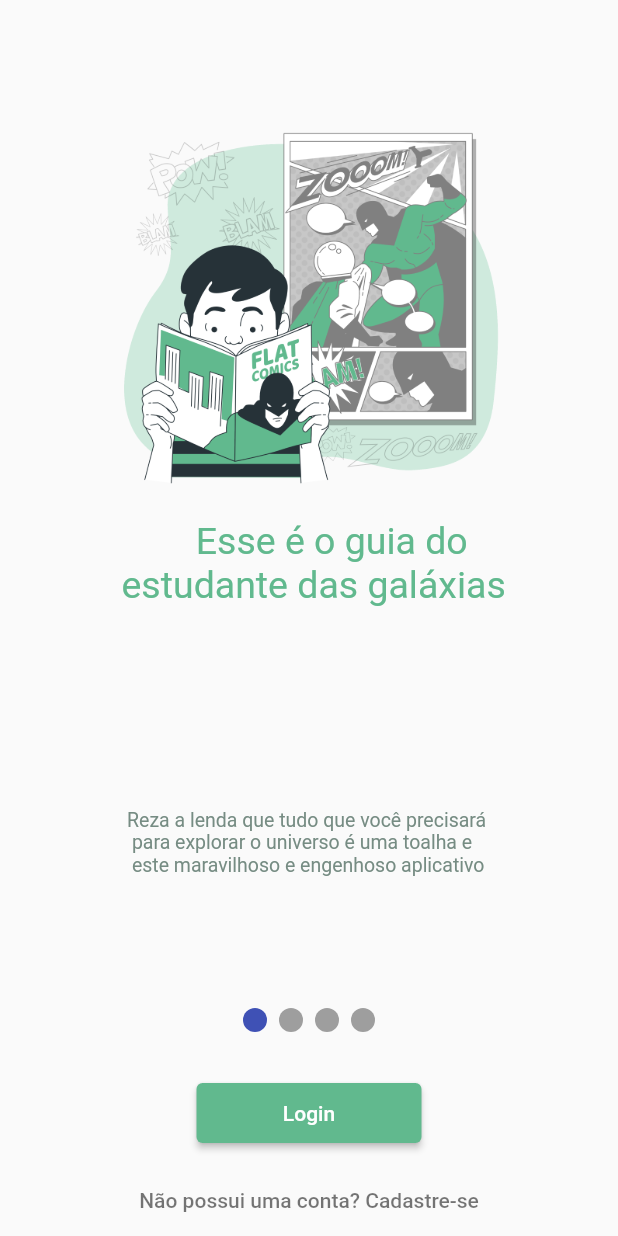
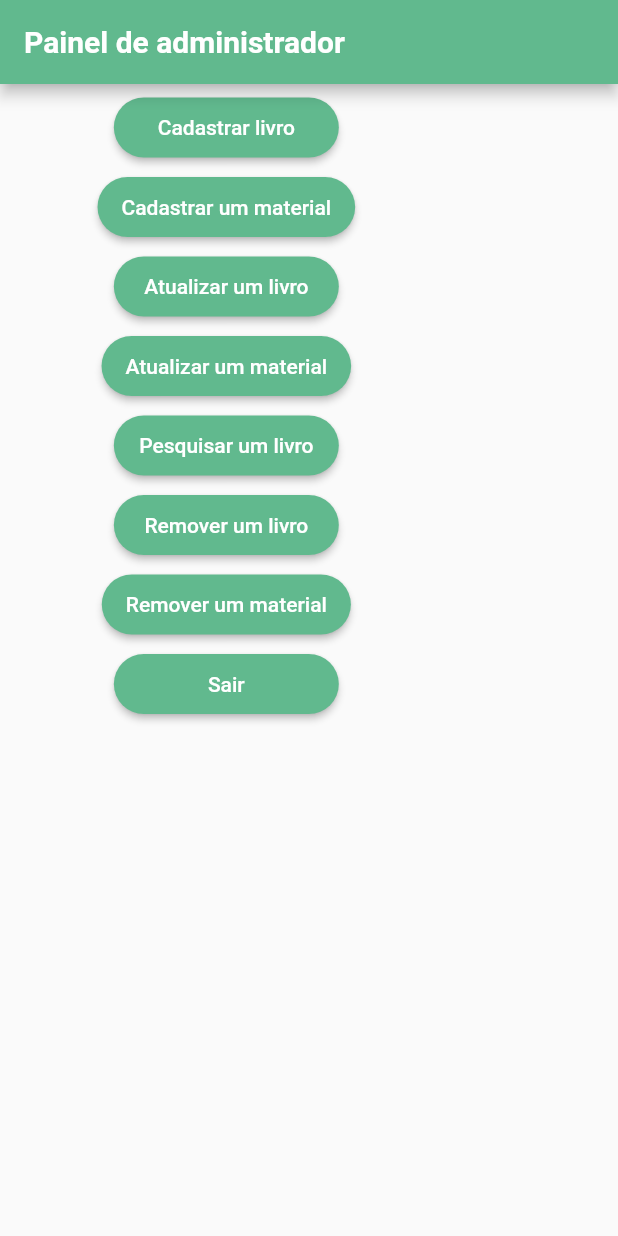
Before and after one commit to eduardovitor/Biblioteca-digital-app, a Flutter app: the screen it shows after launch, on a phone screen of 412 x 824 dp. Run offline on Flutter 3.47's test engine with Material 2 defaults, Android fonts, the phone set to English and light mode, and no system bars; drawn by our look-alikes of smooth_page_indicator; our stand-ins replace carousel_slider, google_fonts.

Commit message:
Adicionada a estrutura do painel de administrador

```diff
--- /dev/null
+++ b/lib/admin_pages/home_admin.dart
@@ -0,0 +1,53 @@
+import 'package:app_biblioteca_digital/admin_pages/my_elevated_button.dart';
+import 'package:flutter/material.dart';
+import 'package:google_fonts/google_fonts.dart';
+
+class HomeAdmin extends StatefulWidget {
+  const HomeAdmin({Key? key}) : super(key: key);
+
+  @override
+  _HomeAdminState createState() => _HomeAdminState();
+}
+
+class _HomeAdminState extends State<HomeAdmin> {
+  @override
+  Widget build(BuildContext context) {
+    return Scaffold(
+      appBar: AppBar(
+          automaticallyImplyLeading: false,
+          backgroundColor: const Color(0xFF61b98e),
+          title: Text('Painel de administrador',
+              style: GoogleFonts.carterOne(
+                  textStyle: const TextStyle(
+                      fontSize: 20,
+                      color: Colors.white,
+                      fontWeight: FontWeight.bold)))),
+      body: buildBody(),
+    );
+  }
+}
+
+buildBody() {
+  return Padding(
+      padding: const EdgeInsets.only(left: 65),
+      child: Column(
+        children: const [
+          SizedBox(height: 5),
+          MyElevatedButton(text: 'Cadastrar livro'),
+          SizedBox(height: 5),
+          MyElevatedButton(text: 'Cadastrar um material'),
+          SizedBox(height: 5),
+          MyElevatedButton(text: 'Atualizar um livro'),
+          SizedBox(height: 5),
+          MyElevatedButton(text: 'Atualizar um material'),
+          SizedBox(height: 5),
+          MyElevatedButton(text: 'Pesquisar um livro'),
+          SizedBox(height: 5),
+          MyElevatedButton(text: 'Remover um livro'),
+          SizedBox(height: 5),
+          MyElevatedButton(text: 'Remover um material'),
+          SizedBox(height: 5),
+          MyElevatedButton(text: 'Sair')
+        ],
+      ));
+}
--- /dev/null
+++ b/lib/admin_pages/my_elevated_button.dart
@@ -0,0 +1,26 @@
+import 'package:flutter/material.dart';
+
+class MyElevatedButton extends StatefulWidget {
+  final String text;
+  const MyElevatedButton({Key? key, required this.text}) : super(key: key);
+
+  @override
+  _MyElevatedButtonState createState() => _MyElevatedButtonState();
+}
+
+class _MyElevatedButtonState extends State<MyElevatedButton> {
+  String get text => widget.text;
+  @override
+  Widget build(BuildContext context) {
+    return ElevatedButton(
+        style: ElevatedButton.styleFrom(
+            minimumSize: const Size(150, 40),
+            primary: const Color(0xFF61b98e),
+            onPrimary: Colors.white,
+            shape: RoundedRectangleBorder(
+              borderRadius: BorderRadius.circular(30.0),
+            )),
+        onPressed: () {},
+        child: Text(text));
+  }
+}
--- a/lib/main.dart
+++ b/lib/main.dart
@@ -7,6 +7,8 @@ import 'package:app_biblioteca_digital/presentation_slides/slides/slide4.dart';
 import 'package:app_biblioteca_digital/start_page.dart';
 import 'package:flutter/material.dart';
 
+import 'admin_pages/home_admin.dart';
+
 void main() {
-  runApp(MaterialApp(home: StartPage()));
+  runApp(MaterialApp(home: HomeAdmin()));
 }
```
